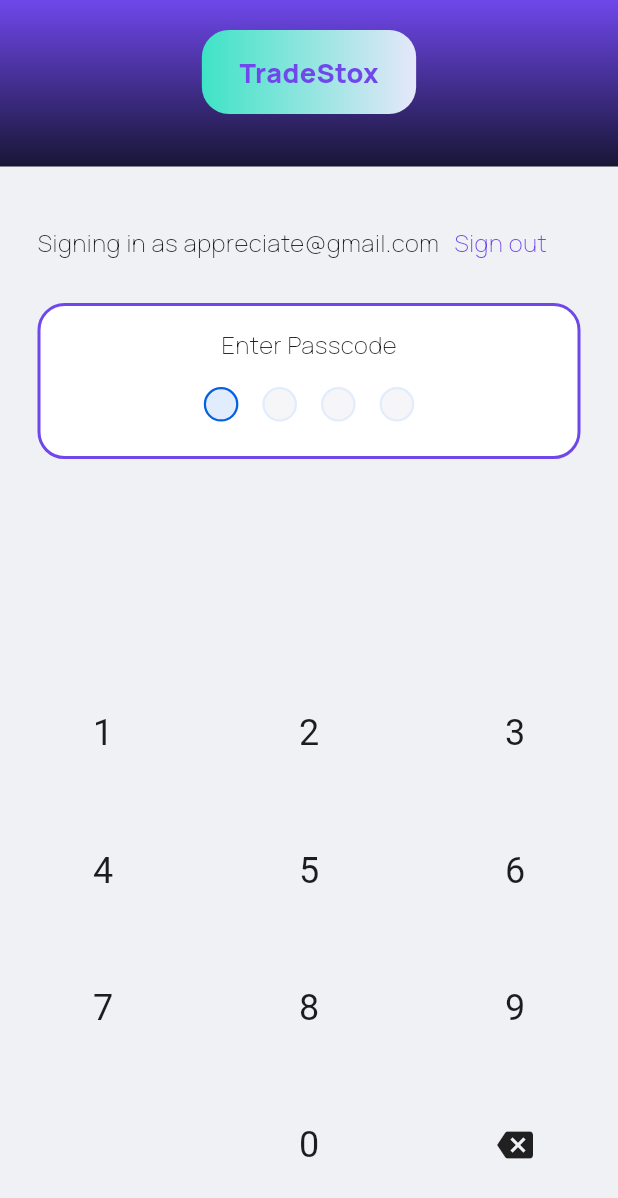
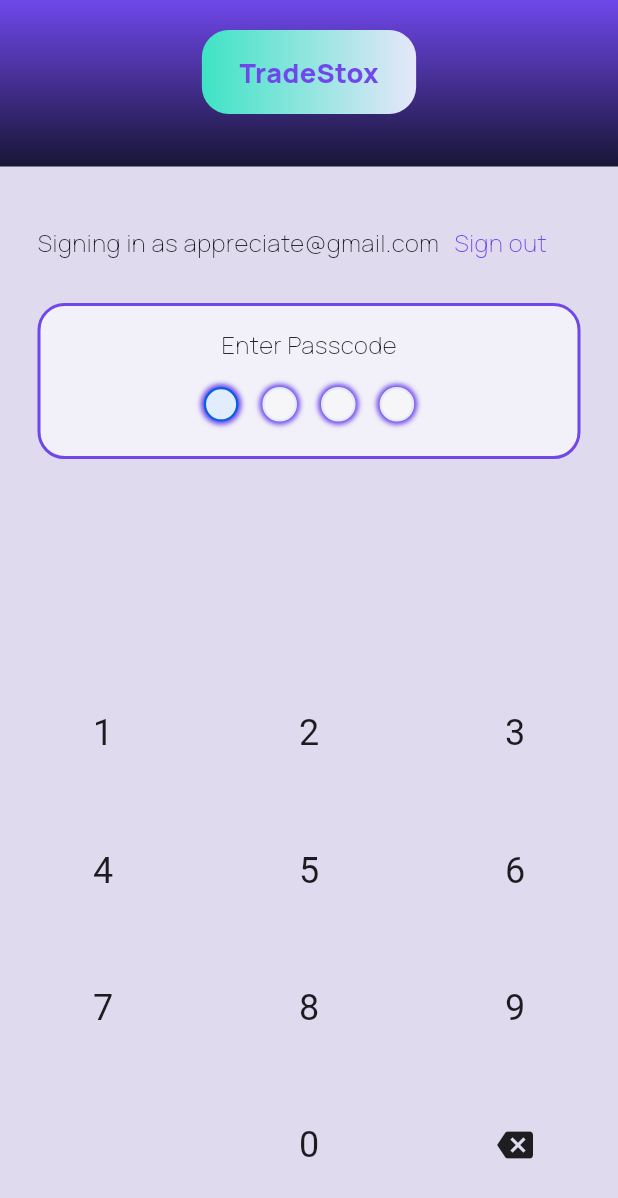
Before and after one commit to boyshivam/finance_app, a Flutter app: the PasscodeScreen screen opened by its route, after a tap on an icon or button, on a phone screen of 412 x 824 dp. Shown: the top 1198 px of the screen. Run offline on Flutter 3.47's test engine with Material 3 defaults, Android fonts, the phone set to English and light mode, and no system bars; our stand-ins replace fl_chart, flutter_riverpod, go_router, google_fonts, riverpod.

Commit message:
Ui updates

```diff
--- a/lib/core/themes/app_theme/app_colors/app_colors_common.dart
+++ b/lib/core/themes/app_theme/app_colors/app_colors_common.dart
@@ -11,7 +11,7 @@
   static const appreciateThemeError = Color(0xFFEA3636);
 
   // scaffold background color
-  static const scaffoldBackGroundColor = Color(0xFFdfd7f5);
+  static const scaffoldBackGroundColor = Color(0xFFdfdaed);
 
   // generic white color for font
   static const appWhite = Color(0xFFFFFFFF);
--- a/lib/features/home_dashboard/view/widgets/continue_where_you_left/continue_where_you_left_viewer.dart
+++ b/lib/features/home_dashboard/view/widgets/continue_where_you_left/continue_where_you_left_viewer.dart
@@ -1,3 +1,4 @@
+import "package:aprreciate/core/themes/app_theme/app_colors/app_colors_common.dart";
 import "package:aprreciate/features/home_dashboard/view/widgets/continue_where_you_left/continue_where_left_card.dart";
 import "package:aprreciate/models/home_dashboard_models/continue_where_left_model.dart";
 import "package:flutter/material.dart";
@@ -9,7 +10,9 @@
 
   @override
   Widget build(BuildContext context) {
-    return Padding(
+    return Container(
+      color: AppColorsCommon.scaffoldBackGroundColor,
+      child: Padding(
         padding: const EdgeInsets.symmetric(vertical: 10, horizontal: 25),
         child: Column(
           children: [
@@ -40,6 +43,7 @@
             ),
           ],
         ),
+      ),
     );
   }
 }
--- a/lib/features/home_dashboard/view/widgets/market_indices/market_indices_ticker.dart
+++ b/lib/features/home_dashboard/view/widgets/market_indices/market_indices_ticker.dart
@@ -62,6 +62,10 @@
   Widget build(BuildContext context) {
     return SizedBox(
       height: 50,
+      child: Container(
+        decoration: BoxDecoration(
+          color: AppColorsCommon.scaffoldBackGroundColor.withValues(alpha: 0.4)
+        ),
         child: ListView.separated(
           scrollDirection: Axis.horizontal,
           controller: _scrollController,
@@ -99,6 +103,7 @@
             );
           },
         ),
+      ),
     );
   }
 }
--- a/lib/features/home_dashboard/view/widgets/news/new_cards_carousel.dart
+++ b/lib/features/home_dashboard/view/widgets/news/new_cards_carousel.dart
@@ -11,7 +11,9 @@
 
   @override
   Widget build(BuildContext context) {
-    return Column(
+    return Container(
+      color: AppColorsCommon.scaffoldBackGroundColor,
+      child: Column(
         crossAxisAlignment: CrossAxisAlignment.start,
         children: [
           Padding(
@@ -38,6 +40,7 @@
                 itemBuilder: (context, index) => NewsCard(card: news[index])),
           ),
         ],
+      ),
     );
   }
 }
--- a/lib/features/home_dashboard/view/widgets/our_offerings/our_offerings.dart
+++ b/lib/features/home_dashboard/view/widgets/our_offerings/our_offerings.dart
@@ -1,4 +1,5 @@
 import "package:aprreciate/core/constants/app_strings/features/app_strings_homedashboard/app_strings.dart";
+import "package:aprreciate/core/themes/app_theme/app_colors/app_colors_common.dart";
 import "package:aprreciate/data/home_dash_data/our_offerings_data.dart";
 import "package:aprreciate/features/home_dashboard/view/widgets/our_offerings/our_offerings_card.dart";
 import "package:flutter/material.dart";
--- a/lib/features/home_dashboard/view/widgets/trading_signals/TradingSignalsCarousel.dart
+++ b/lib/features/home_dashboard/view/widgets/trading_signals/TradingSignalsCarousel.dart
@@ -38,7 +38,7 @@
         gradient: LinearGradient(
           colors: [
             AppColorsCommon.scaffoldBackGroundColor,
-            AppColorsHomeDashboard.tradingSignalGradientGreen,
+            AppColorsCommon.mainHeaderColor
           ],
           begin: Alignment.topCenter,
           end: Alignment.bottomCenter,
--- a/lib/features/passcode/view/extensions/passcode_extensions.dart
+++ b/lib/features/passcode/view/extensions/passcode_extensions.dart
@@ -1,16 +1,41 @@
-
 import 'package:aprreciate/core/themes/app_theme/app_colors/app_colors_common.dart';
 import 'package:aprreciate/core/themes/app_theme/app_colors/app_colors_module.dart';
 import "package:flutter/material.dart";
 import 'package:aprreciate/features/passcode/enums/passcode_enums.dart';
 
+extension PasscodeValidationStateExtension on PasscodeValidationState {
+  Color get passcodeCircleColor {
+    switch (this) {
+      case PasscodeValidationState.active:
+        return AppColorsCommon.appreciateThemeError;
 
-extension PasscodeValidationStateExtension on PasscodeValidationState {
+      default:
+        return AppColorsCommon.appreciateThemeColor;
+    }
+  }
+
+  Color get passcodeCircleBorderColor {
+    switch (this) {
+      case PasscodeValidationState.active:
+        return AppColorsCommon.appreciateThemeError;
+
+      default:
+        return AppColorsCommon.appreciateThemeColor;
+    }
+  }
+
+  Color get passcodeBorderColor {
+    switch (this) {
+      case PasscodeValidationState.active:
+        return AppColorsCommon.appreciateThemeError;
+
+      default:
+        return AppColorsCommon.appreciateThemeColor;
+    }
+  }
 
   String get errorText {
-
-    switch(this) {
-
+    switch (this) {
       case PasscodeValidationState.incorrect:
         return "Invalid passcode!";
 
@@ -22,15 +47,11 @@
 
       default:
         return "";
-
     }
-
   }
 
   Color get validationColorsContainerBorder {
-
-    switch(this) {
-
+    switch (this) {
       case PasscodeValidationState.active:
         return AppColorsCommon.appreciateThemeColor;
 
@@ -43,33 +64,26 @@
       default:
         return AppColorsCommon.appreciateThemeColor;
     }
-
   }
 
   Color get validationColorsCircleBorder {
-
-    switch(this) {
-
+    switch (this) {
       case PasscodeValidationState.empty:
         return AppColorsModule.passcodeDefaultCircleBorderColor;
 
       case PasscodeValidationState.incorrect:
         return AppColorsModule.passcodeIncorrectCircleBorderColor;
 
-      case  PasscodeValidationState.active:
+      case PasscodeValidationState.active:
         return AppColorsModule.passcodeActiveCircleBorderColor;
 
       case PasscodeValidationState.locked:
         return AppColorsModule.passcodeIncorrectCircleBorderColor;
-
     }
-
   }
 
-
   Color get validationColorsCircleBG {
-
-    switch(this) {
+    switch (this) {
       case PasscodeValidationState.empty:
         return AppColorsModule.passcodeDefaultCircleBGColor;
 
@@ -81,9 +95,6 @@
 
       case PasscodeValidationState.locked:
         return AppColorsModule.passcodeIncorrectCircleBGColor;
-
     }
-
   }
-
 }
--- a/lib/features/passcode/view/presentation/passcode_screen.dart
+++ b/lib/features/passcode/view/presentation/passcode_screen.dart
@@ -71,7 +71,7 @@
   @override
   Widget build(BuildContext context) {
     return Scaffold(
-      backgroundColor: scaffoldColor,
+      backgroundColor: AppColorsCommon.scaffoldBackGroundColor,
       body: Column(
         crossAxisAlignment: CrossAxisAlignment.start,
         children: [
--- a/lib/features/passcode/view/widgets/passcode_UI.dart
+++ b/lib/features/passcode/view/widgets/passcode_UI.dart
@@ -24,7 +24,7 @@
     return Container(
       padding: EdgeInsets.fromLTRB(0, 15, 0, 15),
       decoration: BoxDecoration(
-        color: AppColorsModule.passcodeContainerBGColor,
+        color: AppColorsCommon.appWhite.withValues(alpha: 0.6),
         borderRadius: BorderRadius.circular(18),
         border: Border.all(
           color: currentState.validationState.validationColorsContainerBorder,
@@ -56,6 +56,14 @@
                   width: MediaQuery.of(context).size.width * 0.056,
                   height: MediaQuery.of(context).size.width * 0.056,
                   decoration: BoxDecoration(
+                    boxShadow: [
+                      BoxShadow(
+                        color: validationState.passcodeCircleColor,
+                        spreadRadius: 2,
+                        blurRadius: 2,
+                        offset: Offset(0, 0)
+                      )
+                    ],
                     borderRadius: BorderRadius.circular(20),
                     color: circleState.validationColorsCircleBG,
                     border: Border.all(
```
Also changed, not shown: lib/features/home_dashboard/view/widgets/banners/banner_viewer.dart (+8 -4 lines). Lines whose indentation alone changed are shown as unchanged.
